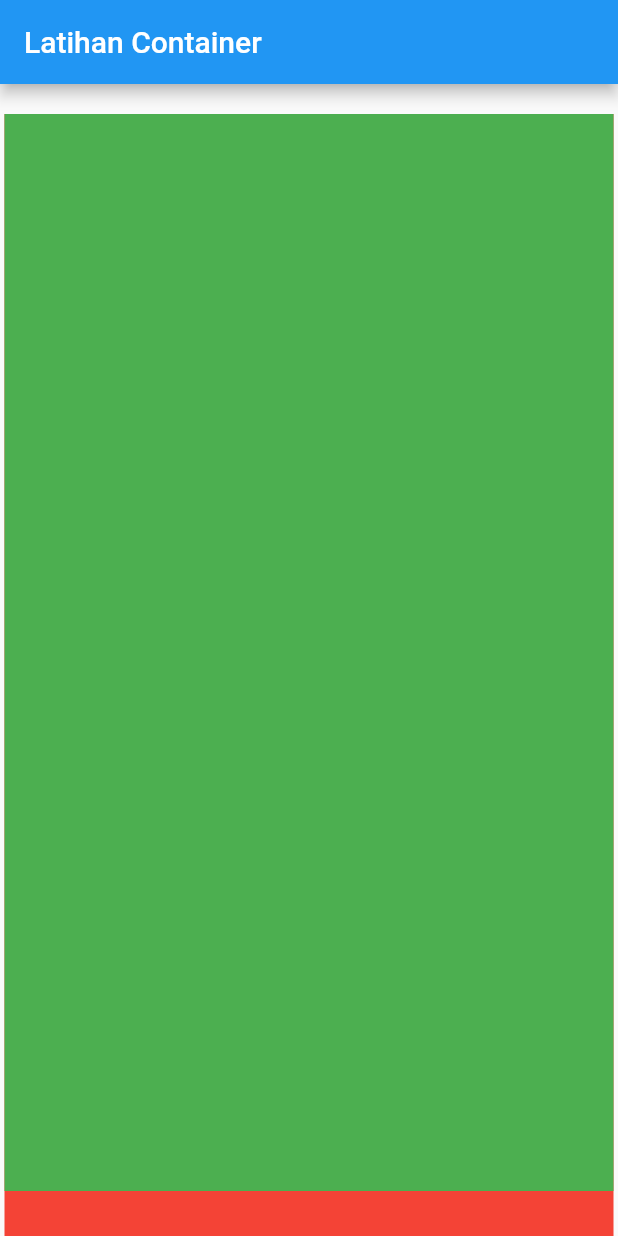
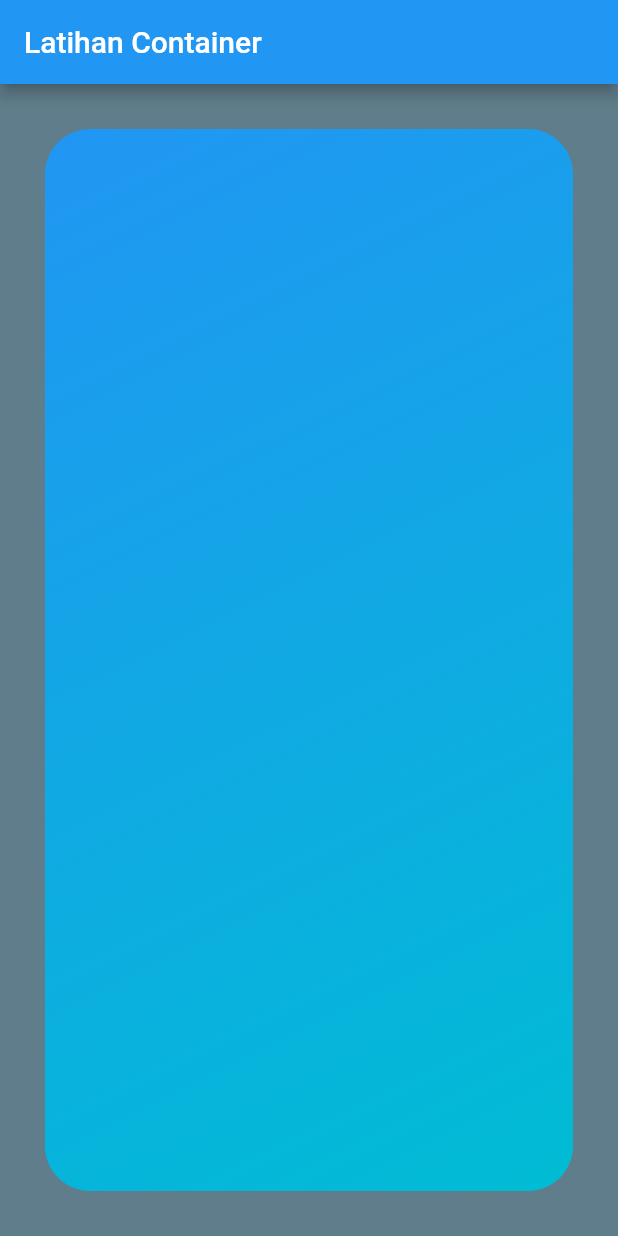
Before and after one commit to fioMei/latihan_container, a Flutter app: the screen it shows after launch, on a phone screen of 412 x 824 dp. Run offline on Flutter 3.47's test engine with Material 2 defaults, Android fonts, the phone set to English and light mode, and no system bars.

Commit message:
update main.dart

```diff
--- a/lib/main.dart
+++ b/lib/main.dart
@@ -11,11 +11,16 @@ class MyApp extends StatelessWidget {
           title: Text("Latihan Container"),
         ),
         body: Container(
-          color: Colors.red,
-          margin: EdgeInsets.fromLTRB(3, 20, 3, 0),
-          padding: EdgeInsets.only(bottom: 30),
+          color: Colors.blueGrey,
+          margin: EdgeInsets.fromLTRB(0, 0, 0, 0),
+          padding: EdgeInsets.all(30),
           child: Container(
-            color: Colors.green,
+            decoration: BoxDecoration(
+                borderRadius: BorderRadius.circular(30),
+                gradient: LinearGradient(
+                    begin: Alignment.topLeft,
+                    end: Alignment.bottomRight,
+                    colors: <Color>[Colors.blue, Colors.cyan])),
           ),
         ),
       ),
```
